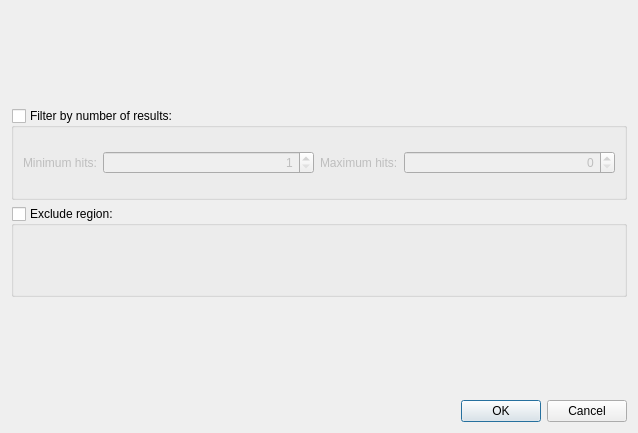
Old version of the form src/plugins/enzymes/src/FindEnzymesDialog.ui in the repository violethaze74/ugene.
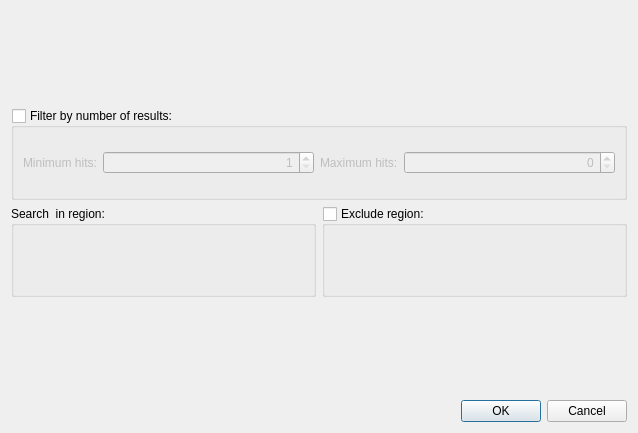
New version of the form.

Commit message: UGENE-3267: search region in restriction sites dialog

```diff
--- a/src/plugins/enzymes/src/FindEnzymesDialog.ui
+++ b/src/plugins/enzymes/src/FindEnzymesDialog.ui
@@ -113,6 +113,16 @@
     </widget>
    </item>
    <item>
+    <layout class="QHBoxLayout" name="horizontalLayout">
+     <item>
+      <widget class="QGroupBox" name="groupBox">
+       <property name="title">
+        <string>Search  in region:</string>
+       </property>
+       <layout class="QHBoxLayout" name="searchRegionLayout"/>
+      </widget>
+     </item>
+     <item>
     <widget class="QGroupBox" name="excludeRegionBox">
      <property name="toolTip">
       <string>Enzymes must not cut in the following region</string>
@@ -126,12 +136,10 @@
      <property name="checked">
       <bool>false</bool>
      </property>
-     <layout class="QHBoxLayout" name="horizontalLayout_2">
-      <item>
-       <layout class="QHBoxLayout" name="rangeSelectorLayout"/>
-      </item>
-     </layout>
-    </widget>
+       <layout class="QHBoxLayout" name="excludeRangeLayout"/>
+      </widget>
+     </item>
+    </layout>
    </item>
    <item>
     <layout class="QHBoxLayout" name="horizontalLayout_3">
```
Lines whose indentation alone changed are shown as unchanged. The commit also changes 7 other files.
